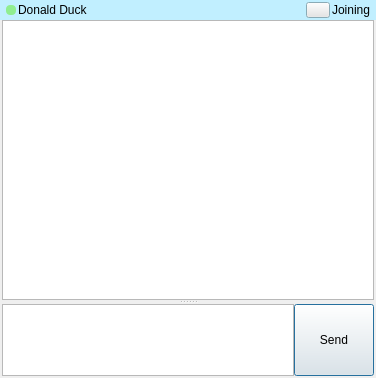
Above: examples/qt/chat.ui from meganz/MEGAchat before the change. Below: the same form after it.
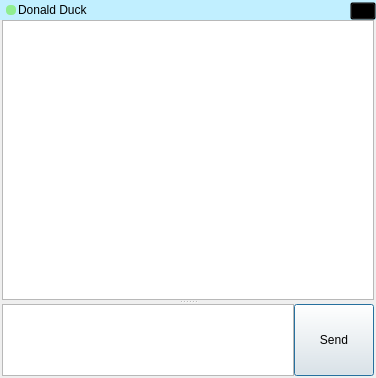
That is the form after the change. Icons and pictures are not drawn. Custom widgets are drawn as their Qt base class.

The edit to the form file:
```diff
--- a/examples/qt/chat.ui
+++ b/examples/qt/chat.ui
@@ -223,6 +223,25 @@
            </property>
           </spacer>
          </item>
+         <item>
+          <widget class="QLabel" name="mChatdStatusDisplay">
+           <property name="autoFillBackground">
+            <bool>false</bool>
+           </property>
+           <property name="text">
+            <string>    </string>
+           </property>
+           <property name="alignment">
+            <set>Qt::AlignRight|Qt::AlignTrailing|Qt::AlignVCenter</set>
+           </property>
+           <property name="margin">
+            <number>2</number>
+           </property>
+           <property name="indent">
+            <number>6</number>
+           </property>
+          </widget>
+         </item>
          <item>
           <widget class="QToolButton" name="mCallBtn">
            <property name="sizePolicy">
@@ -234,7 +253,7 @@
            <property name="minimumSize">
             <size>
              <width>18</width>
-             <height>16</height>
+             <height>18</height>
             </size>
            </property>
            <property name="maximumSize">
@@ -249,9 +268,27 @@
               <colorrole role="Button">
                <brush brushstyle="SolidPattern">
                 <color alpha="0">
-                 <red>230</red>
-                 <green>230</green>
-                 <blue>230</blue>
+                 <red>0</red>
+                 <green>0</green>
+                 <blue>0</blue>
+                </color>
+               </brush>
+              </colorrole>
+              <colorrole role="Base">
+               <brush brushstyle="SolidPattern">
+                <color alpha="0">
+                 <red>0</red>
+                 <green>0</green>
+                 <blue>0</blue>
+                </color>
+               </brush>
+              </colorrole>
+              <colorrole role="Window">
+               <brush brushstyle="SolidPattern">
+                <color alpha="0">
+                 <red>0</red>
+                 <green>0</green>
+                 <blue>0</blue>
                 </color>
                </brush>
               </colorrole>
@@ -260,9 +297,27 @@
               <colorrole role="Button">
                <brush brushstyle="SolidPattern">
                 <color alpha="0">
-                 <red>230</red>
-                 <green>230</green>
-                 <blue>230</blue>
+                 <red>0</red>
+                 <green>0</green>
+                 <blue>0</blue>
+                </color>
+               </brush>
+              </colorrole>
+              <colorrole role="Base">
+               <brush brushstyle="SolidPattern">
+                <color alpha="0">
+                 <red>0</red>
+                 <green>0</green>
+                 <blue>0</blue>
+                </color>
+               </brush>
+              </colorrole>
+              <colorrole role="Window">
+               <brush brushstyle="SolidPattern">
+                <color alpha="0">
+                 <red>0</red>
+                 <green>0</green>
+                 <blue>0</blue>
                 </color>
                </brush>
               </colorrole>
@@ -277,6 +332,24 @@
                 </color>
                </brush>
               </colorrole>
+              <colorrole role="Base">
+               <brush brushstyle="SolidPattern">
+                <color alpha="255">
+                 <red>237</red>
+                 <green>237</green>
+                 <blue>237</blue>
+                </color>
+               </brush>
+              </colorrole>
+              <colorrole role="Window">
+               <brush brushstyle="SolidPattern">
+                <color alpha="255">
+                 <red>237</red>
+                 <green>237</green>
+                 <blue>237</blue>
+                </color>
+               </brush>
+              </colorrole>
              </disabled>
             </palette>
            </property>
@@ -284,17 +357,22 @@
             <enum>Qt::LeftToRight</enum>
            </property>
            <property name="autoFillBackground">
-            <bool>true</bool>
+            <bool>false</bool>
            </property>
            <property name="styleSheet">
-            <string notr="true"/>
+            <string notr="true">QToolButton:enabled
+{
+    image: url(&quot;/Users/loki/karere-native/examples/qt/videocall.png&quot;);
+    background-color: rgba(0,0,0,0);}</string>
            </property>
            <property name="text">
             <string/>
            </property>
-           <property name="icon">
-            <iconset>
-             <normaloff>../../../Desktop/video-camera-icon.png</normaloff>../../../Desktop/video-camera-icon.png</iconset>
+           <property name="iconSize">
+            <size>
+             <width>18</width>
+             <height>18</height>
+            </size>
            </property>
            <property name="checkable">
             <bool>false</bool>
@@ -307,25 +385,6 @@
            </property>
           </widget>
          </item>
-         <item>
-          <widget class="QLabel" name="mOnlineStateDisplay">
-           <property name="autoFillBackground">
-            <bool>false</bool>
-           </property>
-           <property name="text">
-            <string>Joining</string>
-           </property>
-           <property name="alignment">
-            <set>Qt::AlignRight|Qt::AlignTrailing|Qt::AlignVCenter</set>
-           </property>
-           <property name="margin">
-            <number>2</number>
-           </property>
-           <property name="indent">
-            <number>6</number>
-           </property>
-          </widget>
-         </item>
         </layout>
        </widget>
       </item>
```
Left out of the diff: 5 changed lines with no effect on the pictures.
